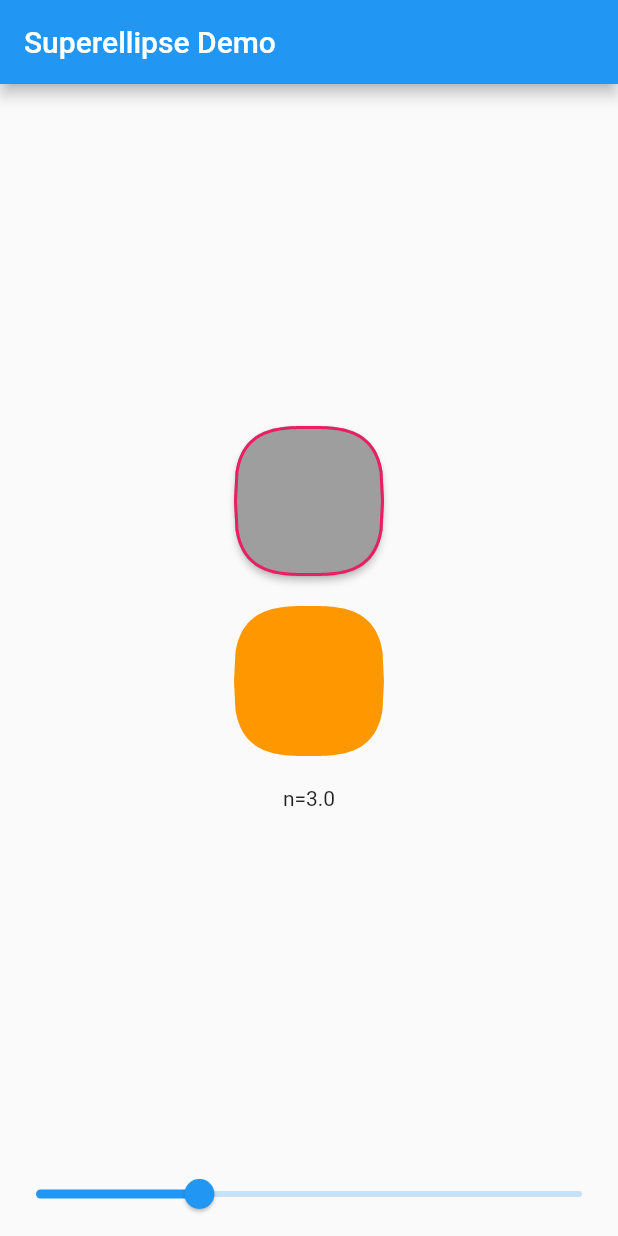
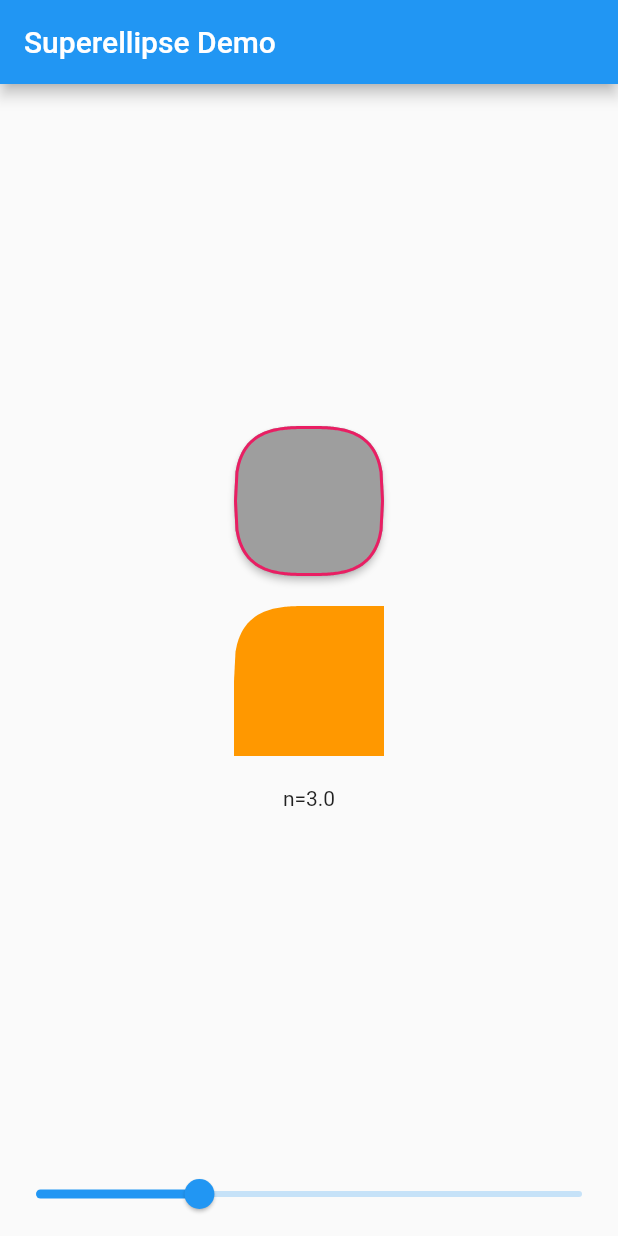
Before and after one commit to laiiihz/superellipse, a Flutter app: the screen it shows after launch, on a phone screen of 412 x 824 dp. Run offline on Flutter 3.47's test engine with Material 2 defaults, Android fonts, the phone set to English and light mode, and no system bars.

Commit message:
version 0.1.0

````diff
--- a/example/lib/main.dart
+++ b/example/lib/main.dart
@@ -40,7 +40,7 @@ class _HomeState extends State<Home> {
               color: Colors.grey,
               clipBehavior: Clip.antiAlias,
               shape: SuperellipseShape(
-                n: _value,
+                radius: SuperellipseRadius.all(SuperRadius.value(_value)),
                 side: BorderSide(
                   color: Colors.pink,
                   width: 4,
@@ -53,7 +53,10 @@ class _HomeState extends State<Home> {
           SizedBox(height: 20),
           Center(
             child: CustomPaint(
-              painter: SuperellipsePainter(n: _value),
+              painter: SuperellipsePainter(
+                radius:
+                    SuperellipseRadius.only(topLeft: SuperRadius.value(_value)),
+              ),
               size: Size(100, 100),
             ),
           ),
--- /dev/null
+++ b/lib/src/superellipse_clipper.dart
@@ -0,0 +1,27 @@
+import 'package:flutter/widgets.dart';
+import 'package:superellipse/superellipse.dart';
+
+///```dart
+/// ClipPath(
+///   child: child,
+///   clipper: SuperellipseClipper(),
+/// ),
+///```
+class SuperellipseClipper extends CustomClipper<Path> {
+  final SuperellipseRadius radius;
+
+  SuperellipseClipper({this.radius = SuperellipseRadius.initial});
+
+  @override
+  Path getClip(Size size) {
+    return superellipsePath(
+      Rect.fromLTWH(0, 0, size.width, size.height),
+      radius: radius,
+    );
+  }
+
+  @override
+  bool shouldReclip(covariant CustomClipper<Path> oldClipper) {
+    return false;
+  }
+}
--- a/lib/src/superellipse_painter.dart
+++ b/lib/src/superellipse_painter.dart
@@ -1,6 +1,7 @@
 import 'package:flutter/material.dart';
 import 'package:flutter/widgets.dart';
 import 'package:superellipse/src/superellipse_path.dart';
+import 'package:superellipse/src/superellipse_radius.dart';
 
 ///SuperellipsePainter
 ///
@@ -11,21 +12,26 @@ import 'package:superellipse/src/superellipse_path.dart';
 ///example
 ///```dart
 /// CustomPaint(
-///   painter: SuperellipsePainter(3),
+///   painter: SuperellipsePainter(),
 ///   size: Size(100, 100),
 ///)
 ///```
 class SuperellipsePainter extends CustomPainter {
-  final double n;
+  final SuperellipseRadius radius;
   final Paint displayPaint;
-  SuperellipsePainter({this.n = 3, this.displayPaint})
-      : assert(n > 0, 'n must bigger than 0');
+  SuperellipsePainter({
+    this.radius = SuperellipseRadius.initial,
+    this.displayPaint,
+  });
   @override
   void paint(Canvas canvas, Size size) {
     Paint paint = displayPaint ?? Paint()
       ..color = Colors.orange;
     canvas.drawPath(
-      superellipsePath(Rect.fromLTWH(0, 0, size.width, size.height), n: n),
+      superellipsePath(
+        Rect.fromLTWH(0, 0, size.width, size.height),
+        radius: radius,
+      ),
       paint,
     );
   }
--- a/lib/src/superellipse_path.dart
+++ b/lib/src/superellipse_path.dart
@@ -1,28 +1,96 @@
 import 'dart:ui';
 import 'dart:math' as math;
+
+import 'package:superellipse/src/superellipse_radius.dart';
 
 /// example:
 ///
 /// ```dart
-/// Path path = superellipsePath( Rect.fromLTWH(0,0,10,10), n: 3);
+/// Path path = superellipsePath( Rect.fromLTWH(0,0,10,10));
 /// ```
 ///
-Path superellipsePath(Rect rect, {double n = 3}) {
+Path superellipsePath(
+  Rect rect, {
+  SuperellipseRadius radius = SuperellipseRadius.initial,
+}) {
+  final double bottomLeftN = radius.bottomLeft.radius;
+  final double bottomRightN = radius.bottomRight.radius;
+  final double topLeftN = radius.topLeft.radius;
+  final double topRightN = radius.topRight.radius;
+
   final double width = rect.width / 2;
   final double height = rect.height / 2;
   Path path = Path();
   path.moveTo(0, height);
-  for (double i = -width; i <= width; i += 1) {
+
+  //bottom Left
+  _renderBottomLeft() {
+    for (double i = -width; i <= 0; i += 1) {
       double x = i + width;
-    double y = math.pow(1 - math.pow((i / width).abs(), n), 1 / n) * height;
+      double y = math.pow(
+              1 - math.pow((i / width).abs(), bottomLeftN), 1 / bottomLeftN) *
+          height;
       y = y + height;
       path.lineTo(x, y);
     }
-  for (double i = width; i >= -width; i -= 1) {
+  }
+
+  _renderBottomLeftLine() {
+    path.lineTo(0, height * 2);
+  }
+
+  //bottom right
+  _renderBottomRight() {
+    for (double i = 0; i <= width; i += 1) {
       double x = i + width;
-    double y = -math.pow(1 - math.pow((i / width).abs(), n), 1 / n) * height;
+      double y = math.pow(
+              1 - math.pow((i / width).abs(), bottomRightN), 1 / bottomRightN) *
+          height;
       y = y + height;
       path.lineTo(x, y);
     }
+  }
+
+  _renderBottomRightLine() {
+    path.lineTo(width * 2, height * 2);
+  }
+
+  //top right
+  _renderTopRight() {
+    for (double i = width; i >= 0; i -= 1) {
+      double x = i + width;
+      double y =
+          -math.pow(1 - math.pow((i / width).abs(), topRightN), 1 / topRightN) *
+              height;
+      y = y + height;
+      path.lineTo(x, y);
+    }
+  }
+
+  _renderTopRightLine() {
+    path.lineTo(width * 2, 0);
+  }
+
+  //top Left
+  _renderTopLeft() {
+    for (double i = 0; i >= -width; i -= 1) {
+      double x = i + width;
+      double y =
+          -math.pow(1 - math.pow((i / width).abs(), topLeftN), 1 / topLeftN) *
+              height;
+      y = y + height;
+      path.lineTo(x, y);
+    }
+  }
+
+  _renderTopLeftLine() {
+    path.lineTo(0, 0);
+  }
+
+  bottomLeftN != 0 ? _renderBottomLeft() : _renderBottomLeftLine();
+  bottomRightN != 0 ? _renderBottomRight() : _renderBottomRightLine();
+  topRightN != 0 ? _renderTopRight() : _renderTopRightLine();
+  topLeftN != 0 ? _renderTopLeft() : _renderTopLeftLine();
+
   return path;
 }
--- /dev/null
+++ b/lib/src/superellipse_radius.dart
@@ -0,0 +1,30 @@
+/// SuperellipseRadius
+///
+///
+class SuperellipseRadius {
+  final SuperRadius topLeft;
+  final SuperRadius topRight;
+  final SuperRadius bottomLeft;
+  final SuperRadius bottomRight;
+  const SuperellipseRadius.all(SuperRadius radius)
+      : this.topLeft = radius,
+        this.topRight = radius,
+        this.bottomLeft = radius,
+        this.bottomRight = radius;
+  const SuperellipseRadius.only({
+    this.topLeft = SuperRadius.zero,
+    this.topRight = SuperRadius.zero,
+    this.bottomLeft = SuperRadius.zero,
+    this.bottomRight = SuperRadius.zero,
+  });
+
+  static const initial = SuperellipseRadius.all(SuperRadius.initial);
+}
+
+/// SuperRadius
+class SuperRadius {
+  final double radius;
+  const SuperRadius.value(double radius) : this.radius = radius;
+  static const initial = SuperRadius.value(3);
+  static const zero = SuperRadius.value(0);
+}
--- a/lib/src/superellipse_shape.dart
+++ b/lib/src/superellipse_shape.dart
@@ -1,4 +1,5 @@
 import 'package:flutter/widgets.dart';
+import 'package:superellipse/src/superellipse_radius.dart';
 import 'package:superellipse/superellipse.dart';
 
 ///example
@@ -6,7 +7,6 @@ import 'package:superellipse/superellipse.dart';
 ///```dart
 /// Material(
 ///   shape: SuperellipseShape(
-///     n: 2,
 ///     side: BorderSide(
 ///       color: Colors.pink,
 ///       width: 4,
@@ -17,23 +17,23 @@ import 'package:superellipse/superellipse.dart';
 ///
 class SuperellipseShape extends ShapeBorder {
   final BorderSide side;
-  final double n;
+  final SuperellipseRadius radius;
 
   SuperellipseShape({
     this.side = BorderSide.none,
-    this.n = 3,
-  }) : assert(n >= 0);
+    this.radius = SuperellipseRadius.initial,
+  });
   @override
   EdgeInsetsGeometry get dimensions => EdgeInsets.all(side.width);
 
   @override
   Path getInnerPath(Rect rect, {TextDirection textDirection}) {
-    return superellipsePath(rect, n: n);
+    return superellipsePath(rect, radius: radius);
   }
 
   @override
   Path getOuterPath(Rect rect, {TextDirection textDirection}) {
-    return superellipsePath(rect, n: n);
+    return superellipsePath(rect, radius: radius);
   }
 
   @override
@@ -46,7 +46,7 @@ class SuperellipseShape extends ShapeBorder {
   ShapeBorder scale(double t) {
     return SuperellipseShape(
       side: side.scale(t),
-      n: n,
+      radius: radius,
     );
   }
 }
--- a/lib/superellipse.dart
+++ b/lib/superellipse.dart
@@ -3,3 +3,5 @@ library superellipse;
 export 'src/superellipse_painter.dart';
 export 'src/superellipse_path.dart';
 export 'src/superellipse_shape.dart';
+export 'src/superellipse_radius.dart';
+export 'src/superellipse_clipper.dart';
--- a/pubspec.yaml
+++ b/pubspec.yaml
@@ -1,6 +1,6 @@
 name: superellipse
-description: A superellipse package.
-version: 0.0.1
+description: A superellipse package that include some useful class like painter,path,shape,etc.
+version: 0.1.0
 homepage: https://github.com/laiiihz/superellipse
 
 environment:
````
Also changed, not shown: example/pubspec.lock, 2 other files. Lines whose indentation alone changed are shown as unchanged.
